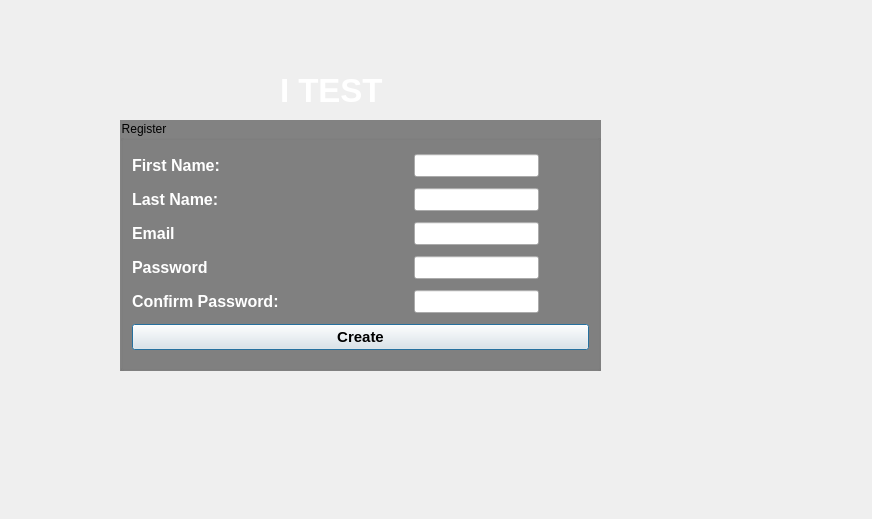
Qt form Group4/brosithst2.ui (Assignment-C/UI-APP) before a commit.
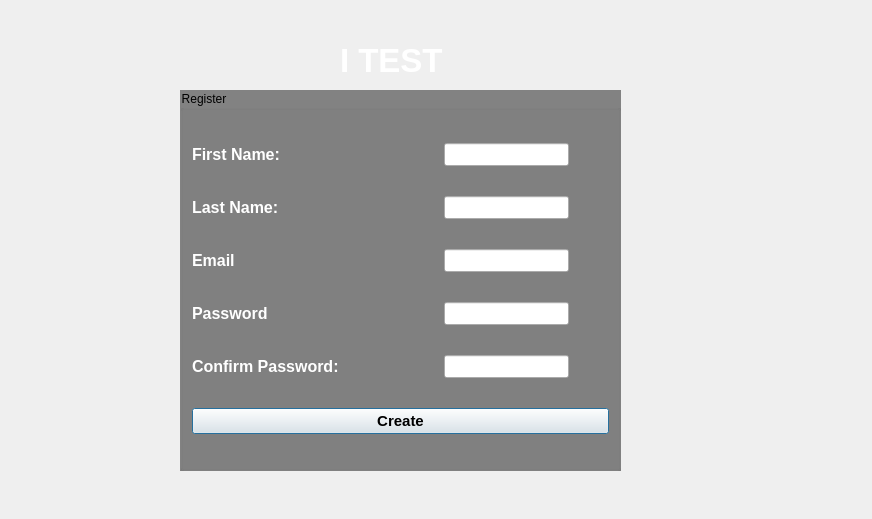
The same form after that commit. Icons and pictures are not drawn.

```diff
--- a/Group4/brosithst2.ui
+++ b/Group4/brosithst2.ui
@@ -22,10 +22,10 @@
   <widget class="QGroupBox" name="groupBox">
    <property name="geometry">
     <rect>
-     <x>120</x>
-     <y>120</y>
-     <width>481</width>
-     <height>251</height>
+     <x>180</x>
+     <y>90</y>
+     <width>441</width>
+     <height>381</height>
     </rect>
    </property>
    <property name="whatsThis">
@@ -231,8 +231,8 @@
   <widget class="QLabel" name="label">
    <property name="geometry">
     <rect>
-     <x>280</x>
-     <y>70</y>
+     <x>340</x>
+     <y>40</y>
      <width>171</width>
      <height>41</height>
     </rect>
```
Left out of the diff: 22 changed lines with no effect on the pictures.
